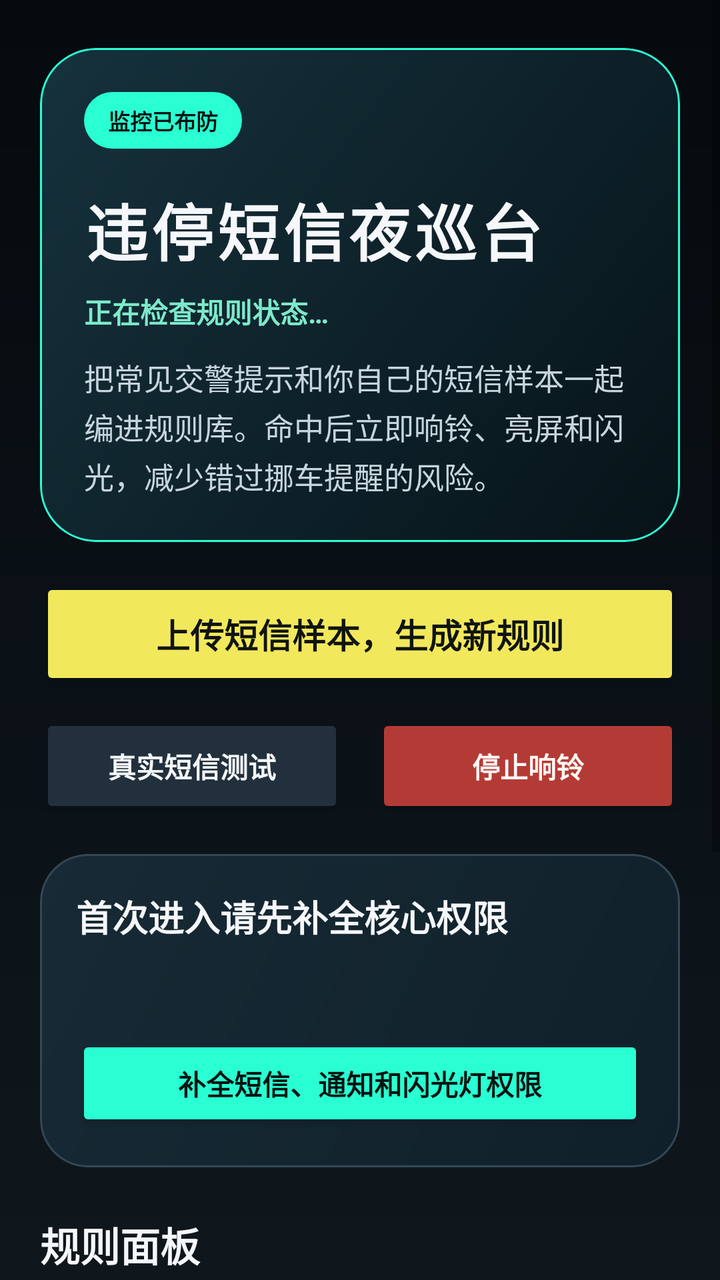
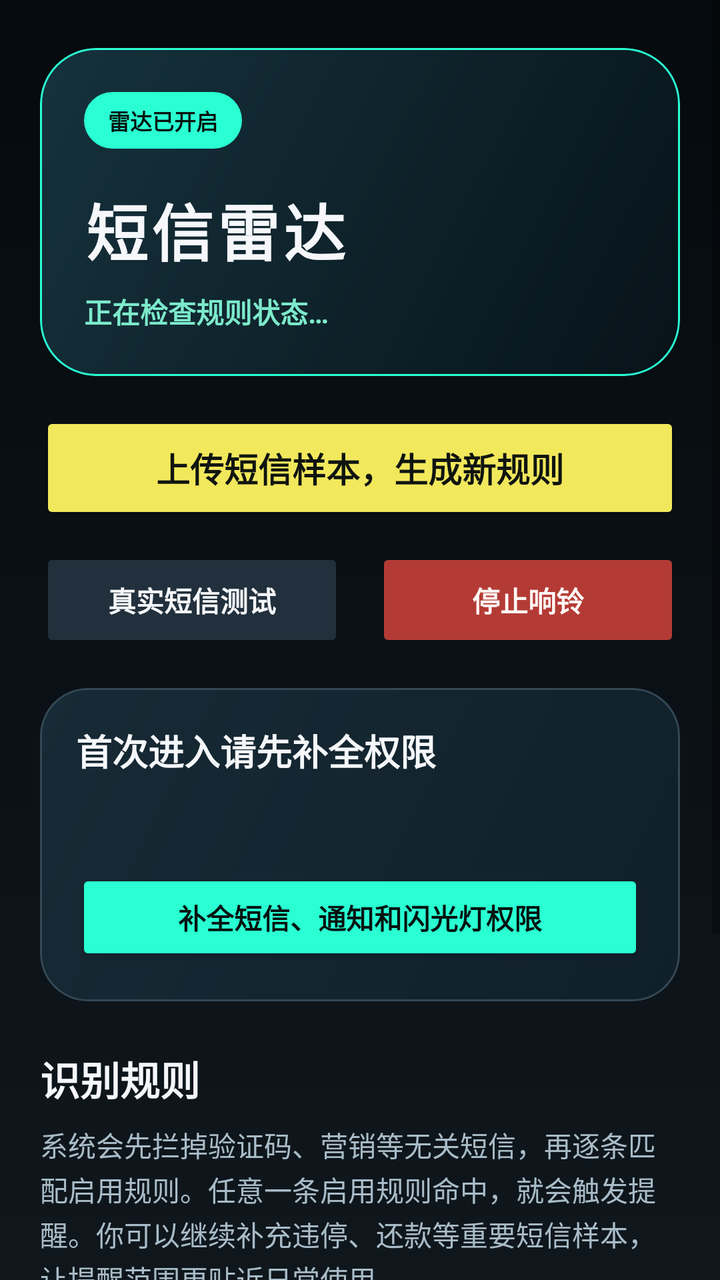

Two renders of the same Android screen: before a commit and after it. Below are the layout's source before the change and the commit's diff.
<!-- AndroidManifest.xml: application theme Theme.ParkingAlert -->
<!-- res/layout/activity_main.xml -->
<?xml version="1.0" encoding="utf-8"?>
<ScrollView xmlns:android="http://schemas.android.com/apk/res/android"
    xmlns:app="http://schemas.android.com/apk/res-auto"
    android:layout_width="match_parent"
    android:layout_height="match_parent"
    android:background="@drawable/bg_command_center"
    android:fillViewport="true">

    <LinearLayout
        android:layout_width="match_parent"
        android:layout_height="wrap_content"
        android:orientation="vertical"
        android:paddingStart="20dp"
        android:paddingTop="24dp"
        android:paddingEnd="20dp"
        android:paddingBottom="28dp">

        <com.google.android.material.card.MaterialCardView
            android:layout_width="match_parent"
            android:layout_height="wrap_content"
            app:cardBackgroundColor="@android:color/transparent"
            app:cardCornerRadius="28dp"
            app:cardElevation="0dp"
            app:strokeColor="#29FFD2"
            app:strokeWidth="1dp">

            <LinearLayout
                android:layout_width="match_parent"
                android:layout_height="wrap_content"
                android:background="@drawable/bg_hero_panel"
                android:orientation="vertical"
                android:padding="22dp">

                <TextView
                    android:id="@+id/heroStatusBadge"
                    android:layout_width="wrap_content"
                    android:layout_height="wrap_content"
                    android:background="@drawable/bg_status_badge_active"
                    android:paddingStart="12dp"
                    android:paddingTop="6dp"
                    android:paddingEnd="12dp"
                    android:paddingBottom="6dp"
                    android:text="@string/hero_status_armed"
                    android:textAllCaps="true"
                    android:textColor="#04110D"
                    android:textSize="11sp"
                    android:textStyle="bold" />

                <TextView
                    android:layout_width="match_parent"
                    android:layout_height="wrap_content"
                    android:layout_marginTop="18dp"
                    android:fontFamily="sans-serif-condensed"
                    android:letterSpacing="0.06"
                    android:text="@string/app_title"
                    android:textColor="#F5F7FA"
                    android:textSize="31sp"
                    android:textStyle="bold" />

                <TextView
                    android:id="@+id/heroRuleCountText"
                    android:layout_width="match_parent"
                    android:layout_height="wrap_content"
                    android:layout_marginTop="8dp"
                    android:text="@string/hero_rule_count_default"
                    android:textColor="#7CEACB"
                    android:textSize="14sp"
                    android:textStyle="bold" />

                <TextView
                    android:layout_width="match_parent"
                    android:layout_height="wrap_content"
                    android:layout_marginTop="12dp"
                    android:lineSpacingExtra="3dp"
                    android:text="@string/app_intro"
                    android:textColor="#C7D5DE"
                    android:textSize="15sp" />
            </LinearLayout>
        </com.google.android.material.card.MaterialCardView>

        <Button
            android:id="@+id/addRuleButton"
            android:layout_width="match_parent"
            android:layout_height="56dp"
            android:layout_marginTop="18dp"
            android:backgroundTint="#F2E85C"
            android:text="@string/add_rule_button"
            android:textAllCaps="false"
            android:textColor="#101410"
            android:textSize="17sp"
            android:textStyle="bold" />

        <LinearLayout
            android:layout_width="match_parent"
            android:layout_height="wrap_content"
            android:layout_marginTop="12dp"
            android:orientation="horizontal">

            <Button
                android:id="@+id/testAlarmButton"
                android:layout_width="0dp"
                android:layout_height="52dp"
                android:layout_marginEnd="8dp"
                android:layout_weight="1"
                android:backgroundTint="#21303C"
                android:text="@string/test_alarm_button"
                android:textAllCaps="false"
                android:textColor="#F5F7FA"
                android:textStyle="bold" />

            <Button
                android:id="@+id/stopAlarmButton"
                android:layout_width="0dp"
                android:layout_height="52dp"
                android:layout_marginStart="8dp"
                android:layout_weight="1"
                android:backgroundTint="#B43B35"
                android:text="@string/stop_alarm_button"
                android:textAllCaps="false"
                android:textColor="#FFF8F6"
                android:textStyle="bold" />
        </LinearLayout>

        <com.google.android.material.card.MaterialCardView
            android:id="@+id/permissionCard"
            android:layout_width="match_parent"
            android:layout_height="wrap_content"
            android:layout_marginTop="18dp"
            app:cardBackgroundColor="@android:color/transparent"
            app:cardCornerRadius="24dp"
            app:cardElevation="0dp"
            app:strokeColor="#344856"
            app:strokeWidth="1dp">

            <LinearLayout
                android:layout_width="match_parent"
                android:layout_height="wrap_content"
                android:background="@drawable/bg_panel_surface"
                android:orientation="vertical"
                android:padding="18dp">

                <TextView
                    android:layout_width="match_parent"
                    android:layout_height="wrap_content"
                    android:text="@string/permission_card_title"
                    android:textColor="#F5F7FA"
                    android:textSize="18sp"
                    android:textStyle="bold" />

                <TextView
                    android:id="@+id/permissionStatusText"
                    android:layout_width="match_parent"
                    android:layout_height="wrap_content"
                    android:layout_marginTop="10dp"
                    android:lineSpacingExtra="2dp"
                    android:textColor="#C7D5DE"
                    android:textSize="15sp" />

                <Button
                    android:id="@+id/permissionActionButton"
                    android:layout_width="match_parent"
                    android:layout_height="48dp"
                    android:layout_marginTop="16dp"
                    android:backgroundTint="#29FFD2"
                    android:text="@string/request_permissions_button"
                    android:textAllCaps="false"
                    android:textColor="#051311"
                    android:textStyle="bold" />
            </LinearLayout>
        </com.google.android.material.card.MaterialCardView>

        <TextView
            android:layout_width="match_parent"
            android:layout_height="wrap_content"
            android:layout_marginTop="24dp"
            android:text="@string/match_rules_title"
            android:textColor="#F5F7FA"
            android:textSize="20sp"
            android:textStyle="bold" />

        <TextView
            android:layout_width="match_parent"
            android:layout_height="wrap_content"
            android:layout_marginTop="8dp"
            android:lineSpacingExtra="2dp"
            android:text="@string/match_rules_body"
            android:textColor="#A9BCC8"
            android:textSize="14sp" />

        <LinearLayout
            android:id="@+id/rulesContainer"
            android:layout_width="match_parent"
            android:layout_height="wrap_content"
            android:layout_marginTop="14dp"
            android:orientation="vertical" />

        <TextView
            android:id="@+id/emptyRulesText"
            android:layout_width="match_parent"
            android:layout_height="wrap_content"
            android:layout_marginTop="12dp"
            android:background="@drawable/bg_panel_surface"
            android:padding="18dp"
            android:text="@string/empty_rules_text"
            android:textColor="#A9BCC8"
            android:textSize="14sp"
            android:visibility="gone" />

        <com.google.android.material.card.MaterialCardView
            android:layout_width="match_parent"
            android:layout_height="wrap_content"
            android:layout_marginTop="24dp"
            app:cardBackgroundColor="@android:color/transparent"
            app:cardCornerRadius="24dp"
            app:cardElevation="0dp"
            app:strokeColor="#4B2C2A"
            app:strokeWidth="1dp">

            <LinearLayout
                android:layout_width="match_parent"
                android:layout_height="wrap_content"
                android:background="@drawable/bg_panel_surface"
                android:orientation="vertical"
                android:padding="18dp">

                <TextView
                    android:layout_width="match_parent"
                    android:layout_height="wrap_content"
                    android:text="@string/setup_tips_title"
                    android:textColor="#FFF1C2"
                    android:textSize="18sp"
                    android:textStyle="bold" />

                <TextView
                    android:layout_width="match_parent"
                    android:layout_height="wrap_content"
                    android:layout_marginTop="10dp"
                    android:lineSpacingExtra="3dp"
                    android:text="@string/setup_tips_body"
                    android:textColor="#E3C4B8"
                    android:textSize="14sp" />
            </LinearLayout>
        </com.google.android.material.card.MaterialCardView>
    </LinearLayout>
</ScrollView>
<!-- resources referenced by this layout -->
<resources>
  <!-- drawable bg_command_center (drawable) -->
  <?xml version="1.0" encoding="utf-8"?>
  <shape xmlns:android="http://schemas.android.com/apk/res/android">
      <gradient
          android:angle="270"
          android:endColor="#0F171D"
          android:startColor="#050A0E" />
  </shape>
  <!-- drawable bg_hero_panel (drawable) -->
  <?xml version="1.0" encoding="utf-8"?>
  <shape xmlns:android="http://schemas.android.com/apk/res/android">
      <corners android:radius="28dp" />
      <gradient
          android:angle="315"
          android:endColor="#071319"
          android:startColor="#16323D" />
  </shape>
  <!-- drawable bg_panel_surface (drawable) -->
  <?xml version="1.0" encoding="utf-8"?>
  <shape xmlns:android="http://schemas.android.com/apk/res/android">
      <corners android:radius="24dp" />
      <gradient
          android:angle="315"
          android:endColor="#10202A"
          android:startColor="#172A35" />
  </shape>
  <!-- drawable bg_status_badge_active (drawable) -->
  <?xml version="1.0" encoding="utf-8"?>
  <shape xmlns:android="http://schemas.android.com/apk/res/android">
      <corners android:radius="999dp" />
      <solid android:color="#29FFD2" />
  </shape>
  <string name="add_rule_button">上传短信样本，生成新规则</string>
  <string name="app_intro">把常见交警提示和你自己的短信样本一起编进规则库。命中后立即响铃、亮屏和闪光，减少错过挪车提醒的风险。</string>
  <string name="app_title">违停短信夜巡台</string>
  <string name="empty_rules_text">当前还没有可展示的规则，请先添加一条短信样本。</string>
  <string name="hero_rule_count_default">正在检查规则状态…</string>
  <string name="hero_status_armed">监控已布防</string>
  <string name="match_rules_body">系统会先拦掉验证码、支付、快递和营销短信，再逐条匹配启用中的规则。任意一条启用规则命中，就会触发提醒。你可以持续补充本地城市或单位的短信样本，让识别范围越来越广。</string>
  <string name="match_rules_title">规则面板</string>
  <string name="permission_card_title">首次进入请先补全核心权限</string>
  <string name="request_permissions_button">补全短信、通知和闪光灯权限</string>
  <string name="setup_tips_body">请在系统设置里关闭该应用的省电限制，并允许自启动；如果你所在城市的提醒短信格式不同，直接把原短信粘贴进规则生成器即可。频繁强闪可能刺激眼睛，不建议长时间测试。</string>
  <string name="setup_tips_title">使用提醒</string>
  <string name="stop_alarm_button">停止响铃</string>
  <string name="test_alarm_button">真实短信测试</string>
  <style name="Theme.ParkingAlert" parent="Theme.MaterialComponents.DayNight.NoActionBar">
          <item name="colorPrimary">@color/signal_teal</item>
          <item name="colorPrimaryVariant">@color/signal_teal_dark</item>
          <item name="colorOnPrimary">#061412</item>
          <item name="colorSecondary">@color/signal_alert</item>
          <item name="colorOnSecondary">#FFF8F6</item>
          <item name="colorSurface">@color/panel_surface</item>
          <item name="colorOnSurface">#F5F7FA</item>
          <item name="android:statusBarColor" tools:targetApi="l">@color/app_shell</item>
      </style>
  <color name="signal_teal">#29FFD2</color>
  <color name="signal_teal_dark">#14C6A6</color>
  <color name="signal_alert">#FF6C5A</color>
  <color name="panel_surface">#13212B</color>
  <color name="app_shell">#071016</color>
</resources>

<!-- the commit's change to res/layout/activity_main.xml (unified diff, before → after) -->
@@ -67,14 +67,6 @@
                     android:textSize="14sp"
                     android:textStyle="bold" />
 
-                <TextView
-                    android:layout_width="match_parent"
-                    android:layout_height="wrap_content"
-                    android:layout_marginTop="12dp"
-                    android:lineSpacingExtra="3dp"
-                    android:text="@string/app_intro"
-                    android:textColor="#C7D5DE"
-                    android:textSize="15sp" />
             </LinearLayout>
         </com.google.android.material.card.MaterialCardView>
 
<!-- resource entries referenced after the edit -->
@@ -33,16 +33,15 @@
       <solid android:color="#29FFD2" />
   </shape>
   <string name="add_rule_button">上传短信样本，生成新规则</string>
-  <string name="app_intro">把常见交警提示和你自己的短信样本一起编进规则库。命中后立即响铃、亮屏和闪光，减少错过挪车提醒的风险。</string>
-  <string name="app_title">违停短信夜巡台</string>
-  <string name="empty_rules_text">当前还没有可展示的规则，请先添加一条短信样本。</string>
+  <string name="app_title">短信雷达</string>
+  <string name="empty_rules_text">当前还没有可展示的规则，请先添加一条重要短信样本。</string>
   <string name="hero_rule_count_default">正在检查规则状态…</string>
-  <string name="hero_status_armed">监控已布防</string>
-  <string name="match_rules_body">系统会先拦掉验证码、支付、快递和营销短信，再逐条匹配启用中的规则。任意一条启用规则命中，就会触发提醒。你可以持续补充本地城市或单位的短信样本，让识别范围越来越广。</string>
-  <string name="match_rules_title">规则面板</string>
-  <string name="permission_card_title">首次进入请先补全核心权限</string>
+  <string name="hero_status_armed">雷达已开启</string>
+  <string name="match_rules_body">系统会先拦掉验证码、营销等无关短信，再逐条匹配启用规则。任意一条启用规则命中，就会触发提醒。你可以继续补充违停、还款等重要短信样本，让提醒范围更贴近日常使用。</string>
+  <string name="match_rules_title">识别规则</string>
+  <string name="permission_card_title">首次进入请先补全权限</string>
   <string name="request_permissions_button">补全短信、通知和闪光灯权限</string>
-  <string name="setup_tips_body">请在系统设置里关闭该应用的省电限制，并允许自启动；如果你所在城市的提醒短信格式不同，直接把原短信粘贴进规则生成器即可。频繁强闪可能刺激眼睛，不建议长时间测试。</string>
+  <string name="setup_tips_body">请在系统设置里关闭该应用的省电限制，并允许自启动；如需识别新的重要事项，直接把原短信粘贴进规则生成器即可。频繁强闪可能刺激眼睛，不建议长时间测试。</string>
   <string name="setup_tips_title">使用提醒</string>
   <string name="stop_alarm_button">停止响铃</string>
   <string name="test_alarm_button">真实短信测试</string>
